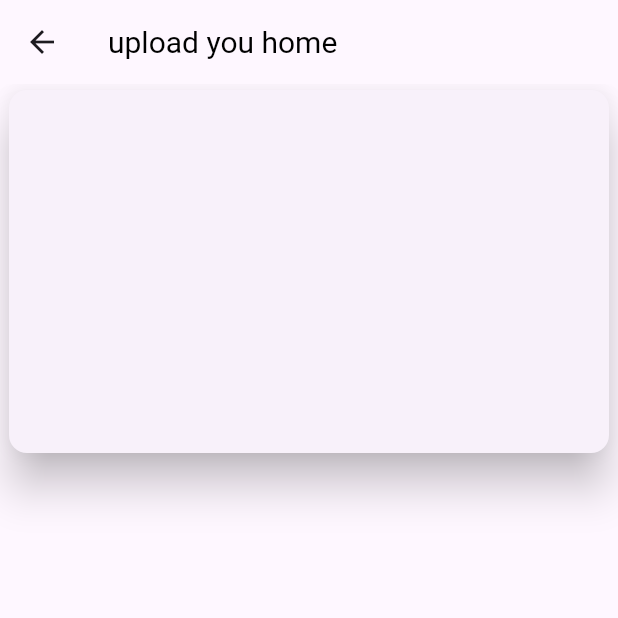
After one commit to MarcSoft54/rent, a Flutter app: the screen it shows after launch, after a tap on the "file upload" icon, on a phone screen of 412 x 824 dp, the top half of it. The commit adds this screen. Run offline on Flutter 3.47's test engine with Material 2 defaults, Android fonts, the phone set to English and light mode, and no system bars; our stand-ins replace dio.

Commit message:
first commit

```diff
--- /dev/null
+++ b/lib/acceuil.dart
@@ -0,0 +1,61 @@
+import 'package:flutter/material.dart';
+import 'package:rentalapp/uploadArticle.dart';
+
+
+void main() {
+  runApp(const Home());
+}
+
+class Home extends StatelessWidget {
+  const Home({super.key});
+
+  @override
+  Widget build(BuildContext context) {
+    return MaterialApp(debugShowCheckedModeBanner: false,
+      title: 'RentApp',
+      theme: ThemeData(
+        colorScheme: ColorScheme.fromSeed(seedColor: Colors.deepPurple),
+        useMaterial3: true,
+      ),
+      home: const MyHomePage(title: "RentApp"),
+    );
+  }
+}
+
+class MyHomePage extends StatefulWidget {
+  const MyHomePage({super.key, required this.title});
+  final String title;
+
+  @override
+  State<MyHomePage> createState() => _MyHomePageState();
+}
+
+class _MyHomePageState extends State<MyHomePage> {
+  @override
+  Widget build(BuildContext context) {
+    return Scaffold(
+
+      floatingActionButton: FloatingActionButton(
+        onPressed: (){
+          setState(() {
+            Navigator.push(context, MaterialPageRoute(builder: (BuildContext){
+              return UploadFile();
+            }));
+          });
+        },
+        child: Icon(Icons.file_upload_outlined),
+      ),
+
+      bottomNavigationBar: NavigationBar(
+        destinations: [
+          Icon(Icons.home),
+          Icon(Icons.group),
+          Icon(Icons.message),
+          Icon(Icons.person)
+        ],
+
+      ),
+    );
+
+  }
+}
--- /dev/null
+++ b/lib/uploadArticle.dart
@@ -0,0 +1,44 @@
+
+
+import 'package:flutter/cupertino.dart';
+import 'package:flutter/material.dart';
+
+import 'class/function.dart';
+
+class UploadFile extends StatefulWidget{
+  const UploadFile({super.key});
+
+
+  @override
+  State<UploadFile> createState()=> _UploadFile();
+}
+
+class _UploadFile extends State<UploadFile>{
+
+  @override
+  Widget build(BuildContext context){
+    return Scaffold(
+      appBar: AppBar(
+        title: customText("upload you home", size: 20),
+      ),
+      body: GestureDetector(
+        onTap:() => FocusScope.of(context).requestFocus(FocusNode()),
+        child: SingleChildScrollView(
+          padding: EdgeInsets.only(left: 2, right: 2),
+          child: Column(
+            children: [
+              Container(
+                height: 250,
+                width: MediaQuery.of(context).size.width,
+                child: Card(
+                  elevation: 12,
+
+                ),
+              )
+            ],
+          ),
+        ),
+      ),
+    );
+  }
+}
--- a/pubspec.yaml
+++ b/pubspec.yaml
@@ -36,6 +36,8 @@ dependencies:
   # The following adds the Cupertino Icons font to your application.
   # Use with the CupertinoIcons class for iOS style icons.
   cupertino_icons: ^1.0.2
+  dio: ^5.3.2
+
 
 dev_dependencies:
   flutter_test:
```
Also changed, not shown: lib/http_services/http_service_user.dart (added, +27 -0 lines), lib/json/article.dart (added, +67 -0 lines), lib/json/comment.dart (added, +26 -0 lines), lib/json/message.dart (added, +27 -0 lines), lib/json/ranking.dart (added, +23 -0 lines), lib/json/subscribe.dart (added, +29 -0 lines), lib/json/user.dart (added, +58 -0 lines), lib/main.dart (+7 -3 lines), lib/signIn.dart (+88 -17 lines), pubspec.lock.
